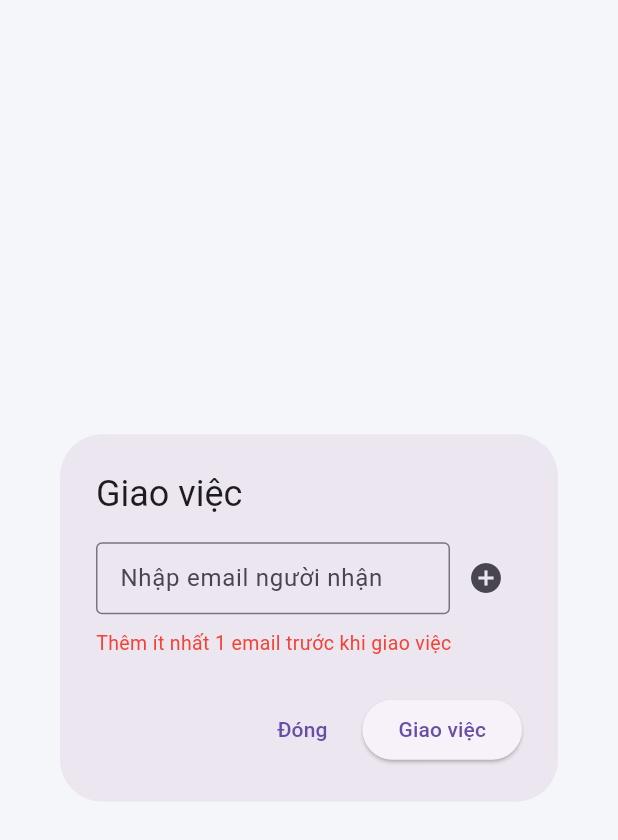
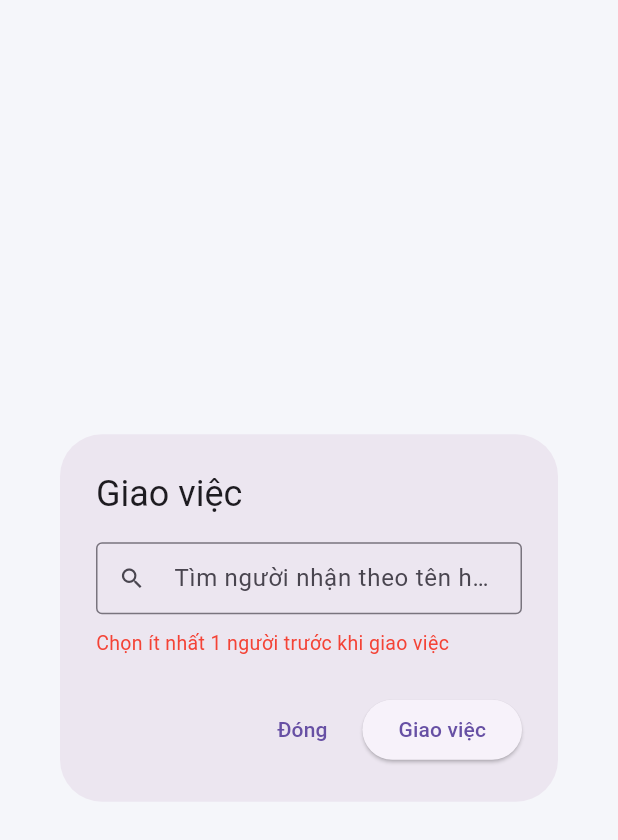
Before and after one commit to ldkhangkhmt2411035-spec/case2_khmt2411035_lamduykhang, a Flutter app: the AssignDialog widget shown alone on an empty page, opened directly with empty values, after a tap on "Giao việc", on a phone screen of 412 x 824 dp. Shown: the top 840 px of the screen. Run offline on Flutter 3.47's test engine with Material 3 defaults, Android fonts, the phone set to English and light mode, and no system bars; our stand-ins replace shared_preferences; accounts and stored records are empty; network calls fail.

Commit message:
feat(Flutter): widget UserSelector (tim theo ten/email, chon nhieu nguoi), hop thoai Giao viec va Chia se dung UserSelector

```diff
--- a/TaskManager/lib/widgets/assign_dialog.dart
+++ b/TaskManager/lib/widgets/assign_dialog.dart
@@ -1,8 +1,10 @@
 import 'package:flutter/material.dart';
 import '../models/task.dart';
+import '../models/user_ref.dart';
 import '../services/api_service.dart';
+import 'user_selector.dart';
 
-// Hop thoai giao cong viec cho 1 hoac nhieu nguoi bang email.
+// Hop thoai giao cong viec cho 1 hoac nhieu nguoi: tim theo ten/email, chon nguoi phu trach chinh.
 // Tra ve true qua Navigator.pop neu co thay doi can refresh lai man hinh chi tiet.
 class AssignDialog extends StatefulWidget {
   final Task task;
@@ -14,39 +16,35 @@ class AssignDialog extends StatefulWidget {
 }
 
 class _AssignDialogState extends State<AssignDialog> {
-  final _emailController = TextEditingController();
-  final List<String> _pendingEmails = [];
-  String? _primaryEmail;
+  List<UserRef> _selected = [];
+  String? _primaryId; // nguoi phu trach chinh trong so nguoi sap duoc giao
   bool _submitting = false;
   String? _error;
   bool _changed = false;
 
-  @override
-  void dispose() {
-    _emailController.dispose();
-    super.dispose();
-  }
+  bool get _taskHasPrimary => widget.task.assignees.any((a) => a.isPrimary);
 
-  void _addEmail() {
-    final email = _emailController.text.trim();
-    if (email.isEmpty) return;
-    if (!email.contains("@")) {
-      setState(() => _error = "Email không hợp lệ");
-      return;
-    }
-    if (!_pendingEmails.contains(email)) {
+  void _onSelectedChanged(List<UserRef> list) {
     setState(() {
-        _pendingEmails.add(email);
-        _primaryEmail ??= email;
+      _selected = list;
+      if (_primaryId != null && !list.any((u) => u.id == _primaryId)) _primaryId = null;
+      // Neu cong viec chua co nguoi phu trach chinh thi mac dinh chon nguoi dau tien
+      if (_primaryId == null && !_taskHasPrimary && list.isNotEmpty) _primaryId = list.first.id;
       _error = null;
     });
   }
-    _emailController.clear();
+
+  void _applyTask(Map<String, dynamic> json) {
+    final updated = Task.fromJson(json);
+    widget.task.assignees
+      ..clear()
+      ..addAll(updated.assignees);
+    _changed = true;
   }
 
   Future<void> _handleSubmit() async {
-    if (_pendingEmails.isEmpty) {
-      setState(() => _error = "Thêm ít nhất 1 email trước khi giao việc");
+    if (_selected.isEmpty) {
+      setState(() => _error = "Chọn ít nhất 1 người trước khi giao việc");
       return;
     }
     setState(() {
@@ -54,38 +52,60 @@ class _AssignDialogState extends State<AssignDialog> {
       _error = null;
     });
 
+    try {
       final result = await ApiService.assignTask(
         widget.task.id,
-      emails: _pendingEmails,
-      primaryEmail: _primaryEmail,
+        userIds: _selected.map((u) => u.id).toList(),
+        primaryUserId: _primaryId,
       );
-
       if (!mounted) return;
       setState(() => _submitting = false);
 
       if (result["task"] != null) {
-      final notFound = (result["notFoundEmails"] as List?)?.cast<String>() ?? [];
+        _applyTask(result["task"] as Map<String, dynamic>);
+        final notFound = (result["notFound"] as List?)?.map((e) => e.toString()).toList() ?? [];
         if (notFound.isNotEmpty) {
-        setState(() => _error = "Không tìm thấy tài khoản với email: ${notFound.join(', ')}");
-        _pendingEmails.removeWhere(notFound.contains);
+          setState(() => _error = "Không tìm thấy một số người dùng: ${notFound.join(', ')}");
         } else {
           Navigator.pop(context, true);
-        return;
         }
-      _changed = true;
       } else {
         setState(() => _error = result["message"]?.toString() ?? "Giao việc thất bại");
+      }
+    } catch (_) {
+      if (!mounted) return;
+      setState(() {
+        _submitting = false;
+        _error = "Không kết nối được máy chủ";
+      });
     }
   }
 
   Future<void> _removeExisting(String userId) async {
+    try {
       final result = await ApiService.removeAssignee(widget.task.id, userId);
       if (!mounted) return;
       if (result["task"] != null) {
-      setState(() {
-        widget.task.assignees.removeWhere((a) => a.user.id == userId);
-        _changed = true;
-      });
+        setState(() => _applyTask(result["task"] as Map<String, dynamic>));
+      } else {
+        setState(() => _error = result["message"]?.toString() ?? "Không gỡ được người phụ trách");
+      }
+    } catch (_) {
+      if (mounted) setState(() => _error = "Không kết nối được máy chủ");
+    }
+  }
+
+  Future<void> _makePrimary(String userId) async {
+    try {
+      final result = await ApiService.setPrimaryAssignee(widget.task.id, userId);
+      if (!mounted) return;
+      if (result["task"] != null) {
+        setState(() => _applyTask(result["task"] as Map<String, dynamic>));
+      } else {
+        setState(() => _error = result["message"]?.toString() ?? "Không đổi được người phụ trách chính");
+      }
+    } catch (_) {
+      if (mounted) setState(() => _error = "Không kết nối được máy chủ");
     }
   }
 
@@ -95,50 +115,48 @@ class _AssignDialogState extends State<AssignDialog> {
       title: const Text("Giao việc"),
       content: SizedBox(
         width: 360,
+        child: SingleChildScrollView(
           child: Column(
             mainAxisSize: MainAxisSize.min,
             crossAxisAlignment: CrossAxisAlignment.start,
             children: [
               if (widget.task.assignees.isNotEmpty) ...[
-              const Text("Đang phụ trách:", style: TextStyle(fontWeight: FontWeight.w600)),
-              const SizedBox(height: 6),
-              ...widget.task.assignees.map(
-                (a) => Chip(
-                  label: Text(a.isPrimary ? "${a.user.fullName} (chính)" : a.user.fullName),
-                  onDeleted: () => _removeExisting(a.user.id),
-                ),
-              ),
-              const SizedBox(height: 12),
-            ],
-            Row(
-              children: [
-                Expanded(
-                  child: TextField(
-                    controller: _emailController,
-                    decoration: const InputDecoration(
-                      hintText: "Nhập email người nhận",
-                      border: OutlineInputBorder(),
-                      isDense: true,
-                    ),
-                    keyboardType: TextInputType.emailAddress,
-                    onSubmitted: (_) => _addEmail(),
-                  ),
-                ),
-                IconButton(icon: const Icon(Icons.add_circle), onPressed: _addEmail),
-              ],
-            ),
-            if (_pendingEmails.isNotEmpty) ...[
-              const SizedBox(height: 10),
-              const Text("Sẽ giao cho (bấm để chọn người phụ trách chính):", style: TextStyle(fontSize: 12, color: Colors.grey)),
+                const Text("Đang phụ trách (bấm để đặt làm người chính):",
+                    style: TextStyle(fontWeight: FontWeight.w600, fontSize: 13)),
                 const SizedBox(height: 6),
                 Wrap(
                   spacing: 6,
-                children: _pendingEmails
+                  runSpacing: 4,
+                  children: widget.task.assignees
                       .map(
-                      (e) => ChoiceChip(
-                        label: Text(e == _primaryEmail ? "$e ★" : e),
-                        selected: e == _primaryEmail,
-                        onSelected: (_) => setState(() => _primaryEmail = e),
+                        (a) => InputChip(
+                          label: Text(a.isPrimary ? "${a.user.fullName} (chính)" : a.user.fullName),
+                          onPressed: a.isPrimary ? null : () => _makePrimary(a.user.id),
+                          onDeleted: () => _removeExisting(a.user.id),
+                        ),
+                      )
+                      .toList(),
+                ),
+                const SizedBox(height: 14),
+              ],
+              UserSelector(
+                selected: _selected,
+                onChanged: _onSelectedChanged,
+                excludeIds: widget.task.assignees.map((a) => a.user.id).toSet(),
+                hintText: "Tìm người nhận theo tên hoặc email",
+              ),
+              if (_selected.length > 1 || (_selected.isNotEmpty && _taskHasPrimary)) ...[
+                const SizedBox(height: 10),
+                const Text("Bấm để chọn người phụ trách chính:", style: TextStyle(fontSize: 12, color: Colors.grey)),
+                const SizedBox(height: 6),
+                Wrap(
+                  spacing: 6,
+                  children: _selected
+                      .map(
+                        (u) => ChoiceChip(
+                          label: Text(u.id == _primaryId ? "${u.fullName} ★" : u.fullName),
+                          selected: u.id == _primaryId,
+                          onSelected: (_) => setState(() => _primaryId = u.id),
                         ),
                       )
                       .toList(),
@@ -149,6 +167,7 @@ class _AssignDialogState extends State<AssignDialog> {
                 Text(_error!, style: const TextStyle(color: Colors.red, fontSize: 13)),
               ],
             ],
+          ),
         ),
       ),
       actions: [
--- /dev/null
+++ b/TaskManager/lib/widgets/user_selector.dart
@@ -0,0 +1,184 @@
+import 'dart:async';
+import 'package:flutter/material.dart';
+import '../models/user_ref.dart';
+import '../services/api_service.dart';
+
+// O tim nguoi dung theo ten hoac email, cho phep chon 1 hoac nhieu nguoi.
+// Dung chung cho hop thoai Giao viec va Chia se.
+class UserSelector extends StatefulWidget {
+  final List<UserRef> selected;
+  final ValueChanged<List<UserRef>> onChanged;
+  final Set<String> excludeIds; // nhung nguoi khong can hien trong ket qua (da duoc giao/chia se...)
+  final String hintText;
+
+  const UserSelector({
+    super.key,
+    required this.selected,
+    required this.onChanged,
+    this.excludeIds = const {},
+    this.hintText = "Tìm theo tên hoặc email",
+  });
+
+  @override
+  State<UserSelector> createState() => _UserSelectorState();
+}
+
+class _UserSelectorState extends State<UserSelector> {
+  final _controller = TextEditingController();
+  Timer? _debounce;
+  int _requestSeq = 0; // bo qua ket qua cua yeu cau cu khi nguoi dung da go tiep
+  List<UserRef> _results = [];
+  bool _loading = false;
+  String? _error;
+  String _searchedQuery = ""; // tu khoa da tim xong, de biet khi nao hien "khong tim thay"
+
+  @override
+  void dispose() {
+    _debounce?.cancel();
+    _controller.dispose();
+    super.dispose();
+  }
+
+  void _onTextChanged(String text) {
+    _debounce?.cancel();
+    final q = text.trim();
+    if (q.length < 2) {
+      _requestSeq++;
+      setState(() {
+        _results = [];
+        _error = null;
+        _loading = false;
+        _searchedQuery = "";
+      });
+      return;
+    }
+    _debounce = Timer(const Duration(milliseconds: 400), () => _search(q));
+  }
+
+  Future<void> _search(String q) async {
+    final seq = ++_requestSeq;
+    setState(() {
+      _loading = true;
+      _error = null;
+    });
+    try {
+      final result = await ApiService.searchUsers(q);
+      if (!mounted || seq != _requestSeq) return;
+      if (result["users"] != null) {
+        setState(() {
+          _results = (result["users"] as List)
+              .map((e) => UserRef.fromJson(e as Map<String, dynamic>))
+              .toList();
+          _searchedQuery = q;
+          _loading = false;
+        });
+      } else {
+        setState(() {
+          _error = result["message"]?.toString() ?? "Không tìm được người dùng";
+          _loading = false;
+        });
+      }
+    } catch (_) {
+      if (!mounted || seq != _requestSeq) return;
+      setState(() {
+        _error = "Không kết nối được máy chủ";
+        _loading = false;
+      });
+    }
+  }
+
+  void _select(UserRef user) {
+    if (!widget.selected.any((u) => u.id == user.id)) {
+      widget.onChanged([...widget.selected, user]);
+    }
+    _controller.clear();
+    setState(() {
+      _results = [];
+      _searchedQuery = "";
+    });
+  }
+
+  void _remove(UserRef user) {
+    widget.onChanged(widget.selected.where((u) => u.id != user.id).toList());
+  }
+
+  @override
+  Widget build(BuildContext context) {
+    final visible = _results
+        .where((u) => !widget.excludeIds.contains(u.id) && !widget.selected.any((s) => s.id == u.id))
+        .toList();
+    final queryText = _controller.text.trim();
+    final showEmpty = !_loading &&
+        _error == null &&
+        _searchedQuery.isNotEmpty &&
+        _searchedQuery == queryText &&
+        visible.isEmpty;
+
+    return Column(
+      crossAxisAlignment: CrossAxisAlignment.start,
+      mainAxisSize: MainAxisSize.min,
+      children: [
+        TextField(
+          controller: _controller,
+          onChanged: _onTextChanged,
+          decoration: InputDecoration(
+            hintText: widget.hintText,
+            border: const OutlineInputBorder(),
+            isDense: true,
+            prefixIcon: const Icon(Icons.search),
+            suffixIcon: _loading
+                ? const Padding(
+                    padding: EdgeInsets.all(10),
+                    child: SizedBox(height: 16, width: 16, child: CircularProgressIndicator(strokeWidth: 2)),
+                  )
+                : null,
+          ),
+        ),
+        if (_error != null)
+          Padding(
+            padding: const EdgeInsets.only(top: 6),
+            child: Text(_error!, style: const TextStyle(color: Colors.red, fontSize: 12)),
+          ),
+        if (showEmpty)
+          const Padding(
+            padding: EdgeInsets.only(top: 6),
+            child: Text("Không tìm thấy người dùng phù hợp", style: TextStyle(color: Colors.grey, fontSize: 12)),
+          ),
+        if (visible.isNotEmpty)
+          ConstrainedBox(
+            constraints: const BoxConstraints(maxHeight: 180),
+            child: ListView(
+              shrinkWrap: true,
+              children: visible
+                  .map(
+                    (u) => ListTile(
+                      dense: true,
+                      contentPadding: EdgeInsets.zero,
+                      leading: const CircleAvatar(radius: 14, child: Icon(Icons.person, size: 16)),
+                      title: Text(u.fullName.isNotEmpty ? u.fullName : u.email),
+                      subtitle: Text(u.email),
+                      onTap: () => _select(u),
+                    ),
+                  )
+                  .toList(),
+            ),
+          ),
+        if (widget.selected.isNotEmpty) ...[
+          const SizedBox(height: 8),
+          Wrap(
+            spacing: 6,
+            runSpacing: 4,
+            children: widget.selected
+                .map(
+                  (u) => InputChip(
+                    label: Text(u.fullName.isNotEmpty ? u.fullName : u.email),
+                    onDeleted: () => _remove(u),
+                  ),
+                )
+                .toList(),
+          ),
+        ],
+      ],
+    );
+  }
+}
```
Also changed, not shown: TaskManager/lib/widgets/share_dialog.dart (+76 -53 lines). Lines whose indentation alone changed are shown as unchanged.
